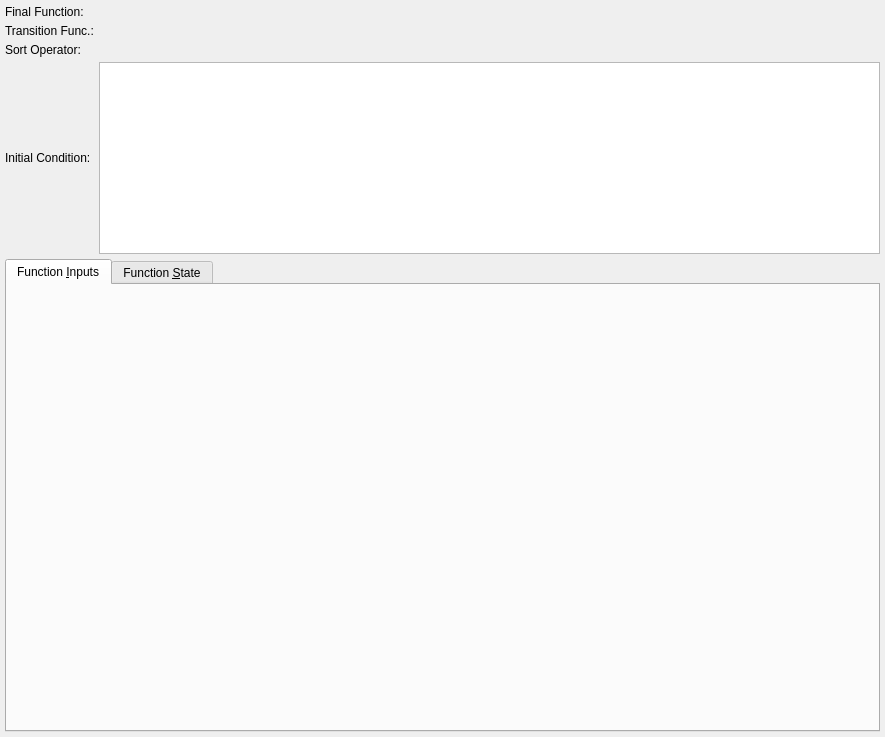
Old version of the form libs/libgui/ui/dbobjects/aggregatewidget.ui in the repository maniac787/pgmodeler.
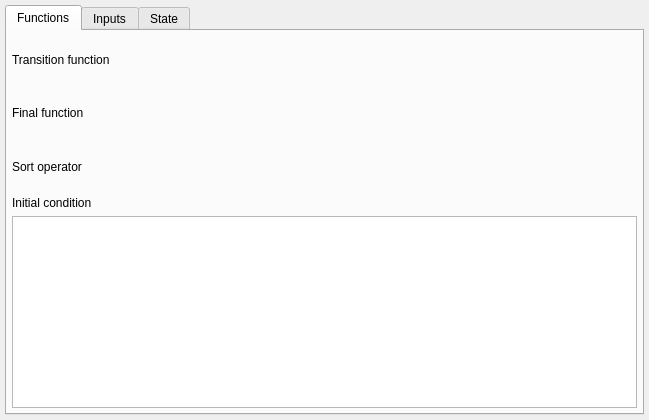
New version of the form. Icons and pictures are not drawn.

Commit message: Refactor AggregateWidget to modern tabbed layout

What changed in the file:
```diff
--- a/libs/libgui/ui/dbobjects/aggregatewidget.ui
+++ b/libs/libgui/ui/dbobjects/aggregatewidget.ui
@@ -6,8 +6,8 @@
    <rect>
     <x>0</x>
     <y>0</y>
-    <width>885</width>
-    <height>737</height>
+    <width>649</width>
+    <height>420</height>
    </rect>
   </property>
   <property name="sizePolicy">
@@ -16,7 +16,7 @@
     <verstretch>0</verstretch>
    </sizepolicy>
   </property>
-  <layout class="QGridLayout" name="funcaoagregacao_grid">
+  <layout class="QVBoxLayout" name="verticalLayout_2">
    <property name="leftMargin">
     <number>5</number>
    </property>
@@ -29,44 +29,14 @@
    <property name="bottomMargin">
     <number>5</number>
    </property>
-   <property name="spacing">
-    <number>5</number>
-   </property>
-   <item row="0" column="0">
-    <widget class="QLabel" name="final_func_lbl">
-     <property name="text">
-      <string>Final Function:</string>
-     </property>
-    </widget>
-   </item>
-   <item row="2" column="0">
-    <widget class="QLabel" name="sort_op_lbl">
-     <property name="text">
-      <string>Sort Operator:</string>
-     </property>
-    </widget>
-   </item>
-   <item row="3" column="0">
-    <widget class="QLabel" name="initial_cod_lbl">
-     <property name="text">
-      <string>Initial Condition:</string>
-     </property>
-    </widget>
-   </item>
-   <item row="4" column="0" colspan="2">
-    <widget class="QTabWidget" name="state_input_types_twg">
+   <item>
+    <widget class="QTabWidget" name="agg_attribs_twg">
      <property name="sizePolicy">
       <sizepolicy hsizetype="Preferred" vsizetype="Expanding">
        <horstretch>0</horstretch>
        <verstretch>0</verstretch>
       </sizepolicy>
      </property>
-     <property name="minimumSize">
-      <size>
-       <width>0</width>
-       <height>200</height>
-      </size>
-     </property>
      <property name="currentIndex">
       <number>0</number>
      </property>
@@ -76,45 +46,109 @@
        <height>22</height>
       </size>
      </property>
-     <widget class="QWidget" name="tab">
+     <widget class="QWidget" name="functions_tab">
+      <attribute name="icon">
+       <iconset resource="../../res/resources.qrc">
+        <normaloff>:/icons/icons/function.png</normaloff>:/icons/icons/function.png</iconset>
+      </attribute>
+      <attribute name="title">
+       <string>Functions</string>
+      </attribute>
+      <layout class="QVBoxLayout" name="verticalLayout">
+       <property name="leftMargin">
+        <number>5</number>
+       </property>
+       <property name="topMargin">
+        <number>5</number>
+       </property>
+       <property name="rightMargin">
+        <number>5</number>
+       </property>
+       <property name="bottomMargin">
+        <number>5</number>
+       </property>
+       <item>
+        <layout class="QVBoxLayout" name="transition_func_lt">
+         <item>
+          <widget class="QLabel" name="transition_func_lbl">
+           <property name="text">
+            <string>Transition function</string>
+           </property>
+          </widget>
+         </item>
+        </layout>
+       </item>
+       <item>
+        <layout class="QVBoxLayout" name="final_func_lt">
+         <item>
+          <widget class="QLabel" name="final_func_lbl">
+           <property name="text">
+            <string>Final function</string>
+           </property>
+          </widget>
+         </item>
+        </layout>
+       </item>
+       <item>
+        <layout class="QVBoxLayout" name="sort_op_lt">
+         <item>
+          <widget class="QLabel" name="sort_op_lbl">
+           <property name="text">
+            <string>Sort operator</string>
+           </property>
+          </widget>
+         </item>
+        </layout>
+       </item>
+       <item>
+        <layout class="QVBoxLayout" name="initial_cod_lt">
+         <item>
+          <widget class="QLabel" name="initial_cod_lbl">
+           <property name="text">
+            <string>Initial condition</string>
+           </property>
+          </widget>
+         </item>
+         <item>
+          <widget class="QPlainTextEdit" name="initial_cond_txt">
+           <property name="sizePolicy">
+            <sizepolicy hsizetype="Expanding" vsizetype="Fixed">
+             <horstretch>0</horstretch>
+             <verstretch>0</verstretch>
+            </sizepolicy>
+           </property>
+           <property name="verticalScrollBarPolicy">
+            <enum>Qt::ScrollBarPolicy::ScrollBarAlwaysOff</enum>
+           </property>
+           <property name="horizontalScrollBarPolicy">
+            <enum>Qt::ScrollBarPolicy::ScrollBarAlwaysOff</enum>
+           </property>
+          </widget>
+         </item>
+        </layout>
+       </item>
+      </layout>
+     </widget>
+     <widget class="QWidget" name="inputs_tab">
       <attribute name="icon">
        <iconset resource="../../res/resources.qrc">
         <normaloff>:/icons/icons/parameter.png</normaloff>:/icons/icons/parameter.png</iconset>
       </attribute>
       <attribute name="title">
-       <string>Function &amp;Inputs</string>
+       <string>Inputs</string>
       </attribute>
      </widget>
-     <widget class="QWidget" name="tab_2">
+     <widget class="QWidget" name="state_tab">
+      <attribute name="icon">
+       <iconset resource="../../res/resources.qrc">
+        <normaloff>:/icons/icons/usertype.png</normaloff>:/icons/icons/usertype.png</iconset>
+      </attribute>
       <attribute name="title">
-       <string>Function &amp;State</string>
+       <string>State</string>
       </attribute>
      </widget>
     </widget>
    </item>
-   <item row="1" column="0">
-    <widget class="QLabel" name="transition_func_lbl">
-     <property name="text">
-      <string>Transition Func.:</string>
-     </property>
-    </widget>
-   </item>
-   <item row="3" column="1">
-    <widget class="QPlainTextEdit" name="initial_cond_txt">
-     <property name="sizePolicy">
-      <sizepolicy hsizetype="Expanding" vsizetype="Fixed">
-       <horstretch>0</horstretch>
-       <verstretch>0</verstretch>
-      </sizepolicy>
-     </property>
-     <property name="verticalScrollBarPolicy">
-      <enum>Qt::ScrollBarAlwaysOff</enum>
-     </property>
-     <property name="horizontalScrollBarPolicy">
-      <enum>Qt::ScrollBarAlwaysOff</enum>
-     </property>
-    </widget>
-   </item>
   </layout>
  </widget>
  <resources>
```
Left out of the diff: 1 changed line with no effect on the pictures. The commit also changes 3 other files.
